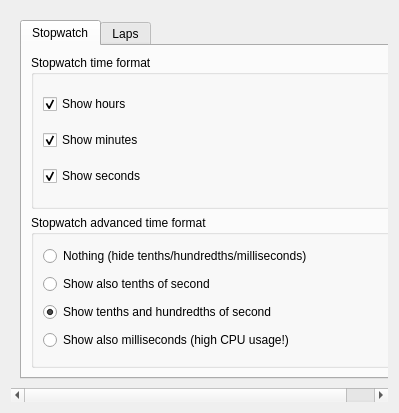
KDE/kronometer, file widgets/generalsettings.ui: the form before one commit.
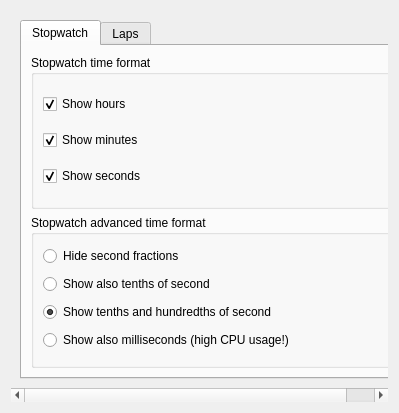
The form after the commit. The open tabs and pages were chosen to show the change.

Commit message: Added tooltips in settings dialogs

```diff
--- a/widgets/generalsettings.ui
+++ b/widgets/generalsettings.ui
@@ -102,7 +102,7 @@
               <item>
                <widget class="QRadioButton" name="kcfg_stopToSeconds">
                 <property name="text">
-                 <string>Nothing (hide tenths/hundredths/milliseconds)</string>
+                 <string>Hide second fractions</string>
                 </property>
                </widget>
               </item>
```
Left out of the diff: 49 changed lines with no effect on the pictures. The commit also changes 3 other files.
